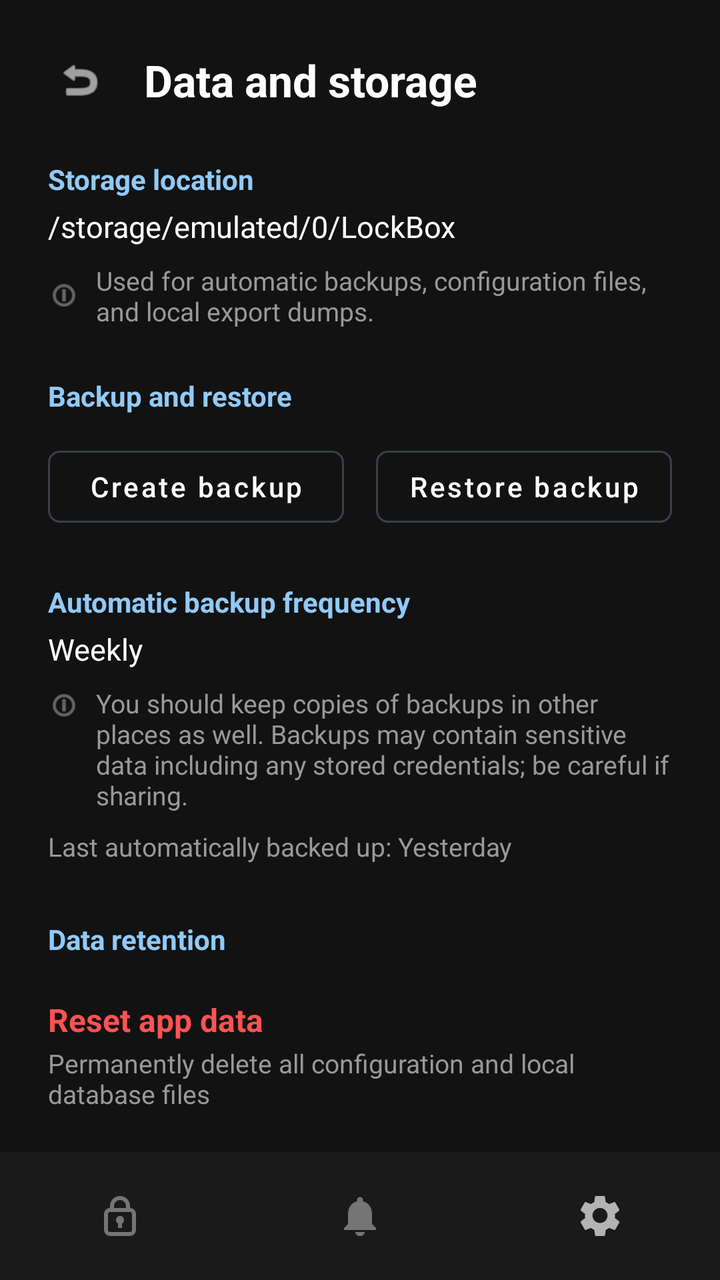
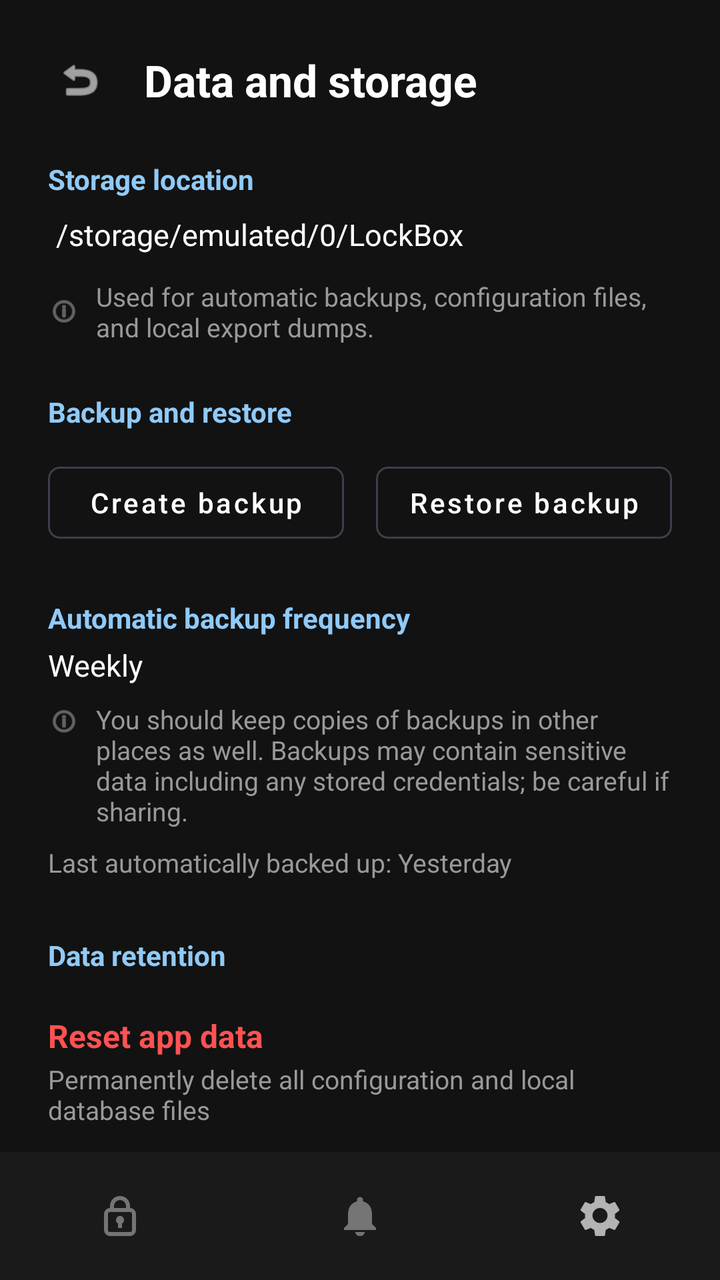

Before-and-after screenshots of an Android layout around one commit, followed by the original layout XML and the change that was made.
<!-- AndroidManifest.xml: application theme Theme.LockBox -->
<!-- res/layout/activity_data_storage.xml -->
<?xml version="1.0" encoding="utf-8"?>
<androidx.constraintlayout.widget.ConstraintLayout
    xmlns:android="http://schemas.android.com/apk/res/android"
    xmlns:app="http://schemas.android.com/apk/res-auto"
    android:layout_width="match_parent"
    android:layout_height="match_parent"
    android:background="#121212">

    <androidx.core.widget.NestedScrollView
        android:layout_width="0dp"
        android:layout_height="0dp"
        app:layout_constraintTop_toTopOf="parent"
        app:layout_constraintBottom_toTopOf="@id/bottomNavigation"
        app:layout_constraintStart_toStartOf="parent"
        app:layout_constraintEnd_toEndOf="parent">

        <LinearLayout
            android:layout_width="match_parent"
            android:layout_height="wrap_content"
            android:orientation="vertical"
            android:padding="24dp">

            
            <LinearLayout
                android:layout_width="match_parent"
                android:layout_height="wrap_content"
                android:orientation="horizontal"
                android:gravity="center_vertical"
                android:layout_marginBottom="24dp">

                <ImageView
                    android:id="@+id/ivBack"
                    android:layout_width="32dp"
                    android:layout_height="32dp"
                    android:src="@android:drawable/ic_menu_revert"
                    app:tint="#FFFFFF"
                    android:contentDescription="Back"
                    android:background="?android:attr/selectableItemBackgroundBorderless"
                    android:padding="4dp" />

                <TextView
                    android:layout_width="wrap_content"
                    android:layout_height="wrap_content"
                    android:layout_marginStart="16dp"
                    android:text="Data and storage"
                    android:textColor="#FFFFFF"
                    android:textSize="22sp"
                    android:textStyle="bold" />

            </LinearLayout>

            
            <TextView
                android:layout_width="wrap_content"
                android:layout_height="wrap_content"
                android:text="Storage location"
                android:textColor="#90CAF9"
                android:textSize="14sp"
                android:textStyle="bold"
                android:layout_marginBottom="4dp" />

            <TextView
                android:layout_width="wrap_content"
                android:layout_height="wrap_content"
                android:text="/storage/emulated/0/LockBox"
                android:textColor="#FFFFFF"
                android:textSize="15sp"
                android:layout_marginBottom="8dp" />

            <LinearLayout
                android:layout_width="match_parent"
                android:layout_height="wrap_content"
                android:orientation="horizontal"
                android:gravity="center_vertical"
                android:layout_marginBottom="24dp">

                <ImageView
                    android:layout_width="16dp"
                    android:layout_height="16dp"
                    android:src="@android:drawable/ic_menu_info_details"
                    app:tint="#999999"
                    android:contentDescription="Info" />

                <TextView
                    android:layout_width="wrap_content"
                    android:layout_height="wrap_content"
                    android:layout_marginStart="8dp"
                    android:text="Used for automatic backups, configuration files, and local export dumps."
                    android:textColor="#999999"
                    android:textSize="13sp" />
            </LinearLayout>

            
            <TextView
                android:layout_width="wrap_content"
                android:layout_height="wrap_content"
                android:text="Backup and restore"
                android:textColor="#90CAF9"
                android:textSize="14sp"
                android:textStyle="bold"
                android:layout_marginBottom="12dp" />

            <LinearLayout
                android:layout_width="match_parent"
                android:layout_height="wrap_content"
                android:orientation="horizontal"
                android:layout_marginBottom="24dp">

                <com.google.android.material.button.MaterialButton
                    android:id="@+id/btnCreateBackup"
                    style="@style/Widget.MaterialComponents.Button.OutlinedButton"
                    android:layout_width="0dp"
                    android:layout_height="48dp"
                    android:layout_weight="1"
                    android:layout_marginEnd="8dp"
                    android:text="Create backup"
                    android:textColor="#FFFFFF"
                    android:textSize="14sp"
                    android:textAllCaps="false"
                    android:padding="0dp"
                    app:strokeColor="#3A3F4B"
                    app:strokeWidth="1dp"
                    app:cornerRadius="6dp" />

                <com.google.android.material.button.MaterialButton
                    android:id="@+id/btnRestoreBackup"
                    style="@style/Widget.MaterialComponents.Button.OutlinedButton"
                    android:layout_width="0dp"
                    android:layout_height="48dp"
                    android:layout_weight="1"
                    android:layout_marginStart="8dp"
                    android:text="Restore backup"
                    android:textColor="#FFFFFF"
                    android:textSize="14sp"
                    android:textAllCaps="false"
                    android:padding="0dp"
                    app:strokeColor="#3A3F4B"
                    app:strokeWidth="1dp"
                    app:cornerRadius="6dp" />

            </LinearLayout>

            
            <TextView
                android:layout_width="wrap_content"
                android:layout_height="wrap_content"
                android:text="Automatic backup frequency"
                android:textColor="#90CAF9"
                android:textSize="14sp"
                android:textStyle="bold"
                android:layout_marginBottom="4dp" />

            <TextView
                android:layout_width="wrap_content"
                android:layout_height="wrap_content"
                android:text="Weekly"
                android:textColor="#FFFFFF"
                android:textSize="15sp"
                android:layout_marginBottom="8dp" />

            <LinearLayout
                android:layout_width="match_parent"
                android:layout_height="wrap_content"
                android:orientation="horizontal"
                android:layout_marginBottom="8dp">

                <ImageView
                    android:layout_width="16dp"
                    android:layout_height="16dp"
                    android:layout_marginTop="2dp"
                    android:src="@android:drawable/ic_menu_info_details"
                    app:tint="#999999"
                    android:contentDescription="Info" />

                <TextView
                    android:layout_width="wrap_content"
                    android:layout_height="wrap_content"
                    android:layout_marginStart="8dp"
                    android:text="You should keep copies of backups in other places as well. Backups may contain sensitive data including any stored credentials; be careful if sharing."
                    android:textColor="#999999"
                    android:textSize="13sp" />
            </LinearLayout>

            <TextView
                android:layout_width="wrap_content"
                android:layout_height="wrap_content"
                android:text="Last automatically backed up: Yesterday"
                android:textColor="#999999"
                android:textSize="13sp"
                android:layout_marginBottom="28dp" />

            
            <TextView
                android:layout_width="wrap_content"
                android:layout_height="wrap_content"
                android:text="Data retention"
                android:textColor="#90CAF9"
                android:textSize="14sp"
                android:textStyle="bold"
                android:layout_marginBottom="12dp" />

            <LinearLayout
                android:id="@+id/rowResetData"
                android:layout_width="match_parent"
                android:layout_height="wrap_content"
                android:orientation="vertical"
                android:paddingVertical="8dp"
                android:background="?android:attr/selectableItemBackground"
                android:clickable="true"
                android:focusable="true">

                <TextView
                    android:layout_width="wrap_content"
                    android:layout_height="wrap_content"
                    android:text="Reset app data"
                    android:textColor="#FF5252"
                    android:textSize="16sp"
                    android:textStyle="bold" />

                <TextView
                    android:layout_width="wrap_content"
                    android:layout_height="wrap_content"
                    android:text="Permanently delete all configuration and local database files"
                    android:textColor="#999999"
                    android:textSize="13sp"
                    android:layout_marginTop="2dp" />

            </LinearLayout>

        </LinearLayout>
    </androidx.core.widget.NestedScrollView>

    
    <LinearLayout
        android:id="@+id/bottomNavigation"
        android:layout_width="0dp"
        android:layout_height="64dp"
        android:background="#1A1A1A"
        android:gravity="center"
        android:orientation="horizontal"
        app:layout_constraintBottom_toBottomOf="parent"
        app:layout_constraintStart_toStartOf="parent"
        app:layout_constraintEnd_toEndOf="parent">

        <FrameLayout
            android:id="@+id/navLock"
            android:layout_width="0dp"
            android:layout_height="match_parent"
            android:layout_weight="1"
            android:clickable="true"
            android:focusable="true">
            <ImageView
                android:layout_width="24dp"
                android:layout_height="24dp"
                android:layout_gravity="center"
                android:src="@drawable/ic_lock"
                android:contentDescription="Credentials"
                app:tint="#757575" />
        </FrameLayout>

        <FrameLayout
            android:id="@+id/navNotifications"
            android:layout_width="0dp"
            android:layout_height="match_parent"
            android:layout_weight="1"
            android:clickable="true"
            android:focusable="true">
            <ImageView
                android:layout_width="24dp"
                android:layout_height="24dp"
                android:layout_gravity="center"
                android:src="@drawable/ic_notification"
                android:contentDescription="Notifications"
                app:tint="#757575" />
        </FrameLayout>

        <FrameLayout
            android:id="@+id/navSettings"
            android:layout_width="0dp"
            android:layout_height="match_parent"
            android:layout_weight="1"
            android:clickable="true"
            android:focusable="true">
            <ImageView
                android:layout_width="24dp"
                android:layout_height="24dp"
                android:layout_gravity="center"
                android:src="@drawable/ic_settings"
                android:contentDescription="Settings"
                app:tint="#B3B3B3" />
        </FrameLayout>

    </LinearLayout>

</androidx.constraintlayout.widget.ConstraintLayout>
<!-- resources referenced by this layout -->
<resources>
  <!-- drawable ic_lock (drawable) -->
  <?xml version="1.0" encoding="utf-8"?>
  <vector xmlns:android="http://schemas.android.com/apk/res/android"
      android:width="24dp"
      android:height="24dp"
      android:viewportWidth="24"
      android:viewportHeight="24">
  
      <path
          android:fillColor="#FFFFFF"
          android:pathData="M17,8V7A5,5 0,0 0,7,7V8A3,3 0,0 0,4,11V19A3,3 0,0 0,7,22H17A3,3 0,0 0,20,19V11A3,3 0,0 0,17,8ZM9,7A3,3 0,0 1,15,7V8H9V7ZM18,19A1,1 0,0 1,17,20H7A1,1 0,0 1,6,19V11A1,1 0,0 1,7,10H17A1,1 0,0 1,18,11V19ZM12,12A2,2 0,0 0,11,15.73V18H13V15.73A2,2 0,0 0,12,12Z" />
  
  </vector>
  <!-- drawable ic_notification (drawable) -->
  <?xml version="1.0" encoding="utf-8"?>
  <vector xmlns:android="http://schemas.android.com/apk/res/android"
      android:width="24dp"
      android:height="24dp"
      android:viewportWidth="24"
      android:viewportHeight="24">
  
      <path
          android:fillColor="#FFFFFF"
          android:pathData="M12,22A2.5,2.5 0,0 0,14.45 20H9.55A2.5,2.5 0,0 0,12 22ZM18,16V11C18,7.93 16.36,5.36 13.5,4.68V4A1.5,1.5 0,0 0,10.5,4V4.68C7.64,5.36 6,7.93 6,11V16L4,18V19H20V18L18,16Z" />
  
  </vector>
  <!-- drawable ic_settings (drawable) -->
  <?xml version="1.0" encoding="utf-8"?>
  <vector xmlns:android="http://schemas.android.com/apk/res/android"
      android:width="24dp"
      android:height="24dp"
      android:viewportWidth="24"
      android:viewportHeight="24">
  
      <path
          android:fillColor="#FFFFFF"
          android:pathData="M19.43,12.98C19.47,12.66 19.5,12.34 19.5,12s-0.03,-0.66 -0.08,-0.98l2.11,-1.65c0.19,-0.15 0.24,-0.42 0.12,-0.64l-2,-3.46c-0.12,-0.22 -0.37,-0.31 -0.6,-0.22l-2.49,1c-0.52,-0.4 -1.08,-0.73 -1.69,-0.98L14.5,2.42C14.47,2.18 14.25,2 14,2h-4c-0.25,0 -0.46,0.18 -0.5,0.42L9.12,5.07c-0.61,0.25 -1.18,0.59 -1.69,0.98l-2.49,-1c-0.23,-0.08 -0.48,0 -0.6,0.22l-2,3.46c-0.13,0.22 -0.07,0.49 0.12,0.64l2.11,1.65C4.53,11.34 4.5,11.66 4.5,12s0.03,0.66 0.08,0.98l-2.11,1.65c-0.19,0.15 -0.24,0.42 -0.12,0.64l2,3.46c0.12,0.22 0.37,0.31 0.6,0.22l2.49,-1c0.52,0.4 1.08,0.73 1.69,0.98l0.38,2.65c0.04,0.24 0.25,0.42 0.5,0.42h4c0.25,0 0.46,-0.18 0.5,-0.42l0.38,-2.65c0.61,-0.25 1.18,-0.58 1.69,-0.98l2.49,1c0.23,0.08 0.48,0 0.6,-0.22l2,-3.46c0.12,-0.22 0.07,-0.49 -0.12,-0.64l-2.11,-1.65zM12,15.5A3.5,3.5 0,1 1,12 8a3.5,3.5 0,0 1,0 7.5z" />
  
  </vector>
  <style name="Theme.LockBox" parent="Theme.MaterialComponents.DayNight.NoActionBar">
          
          <item name="colorPrimary">#90CAF9</item>
          <item name="colorSecondary">#2A3B4D</item>
          <item name="android:windowBackground">#121212</item>
      </style>
</resources>

<!-- the commit's change to res/layout/activity_data_storage.xml (unified diff, before → after) -->
@@ -60,12 +60,18 @@
                 android:layout_marginBottom="4dp" />
 
             <TextView
+                android:id="@+id/tvStoragePath"
                 android:layout_width="wrap_content"
                 android:layout_height="wrap_content"
                 android:text="/storage/emulated/0/LockBox"
                 android:textColor="#FFFFFF"
                 android:textSize="15sp"
-                android:layout_marginBottom="8dp" />
+                android:layout_marginBottom="8dp"
+                android:background="?android:attr/selectableItemBackground"
+                android:clickable="true"
+                android:focusable="true"
+                android:paddingVertical="4dp"
+                android:paddingHorizontal="4dp" />
 
             <LinearLayout
                 android:layout_width="match_parent"
